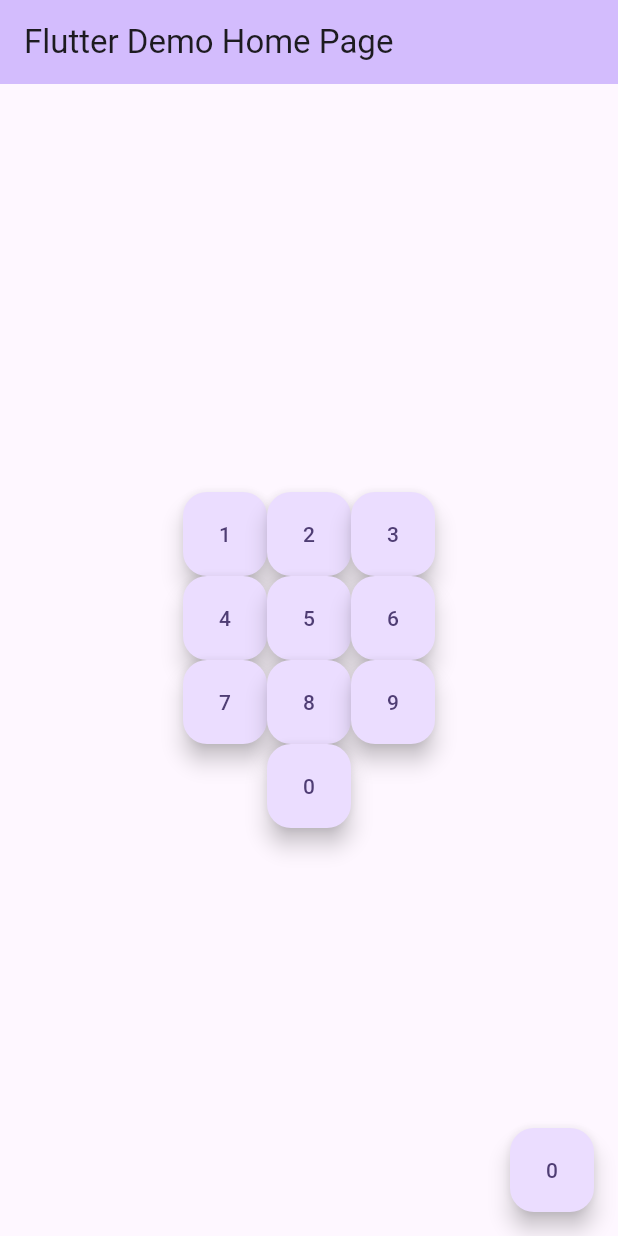
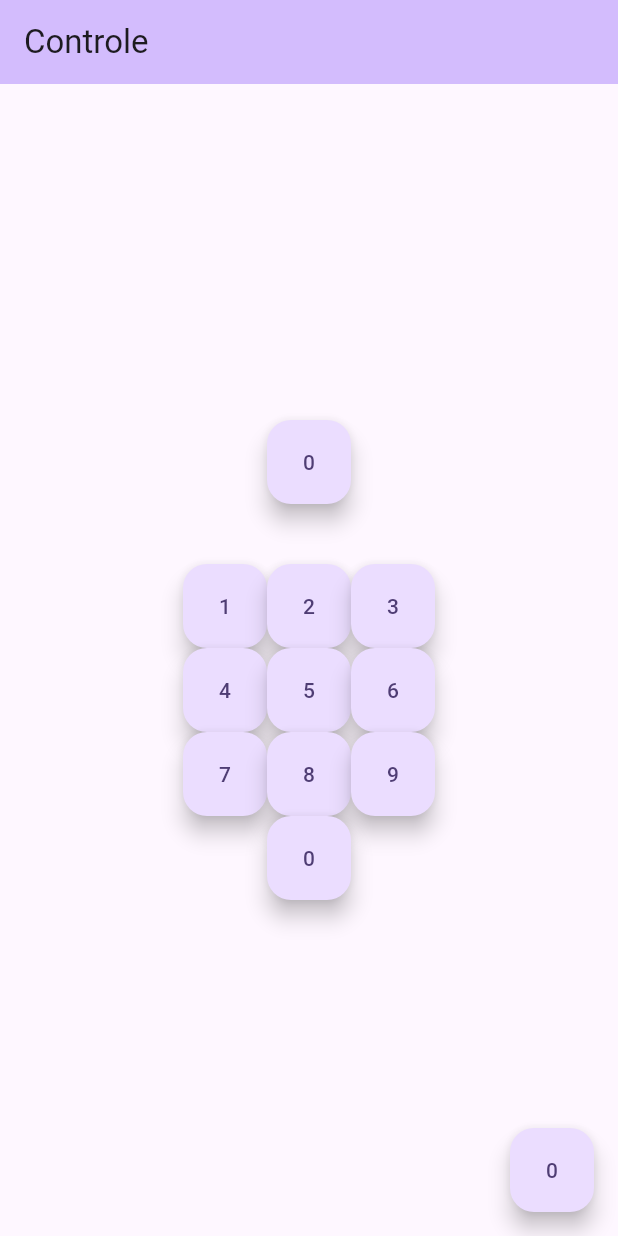
Before and after one commit to AndyReckt/flutter-eval-1, a Flutter app: the screen it shows after launch, on a phone screen of 412 x 824 dp. Run offline on Flutter 3.47's test engine with Material 2 defaults, Android fonts, the phone set to English and light mode, and no system bars.

Commit message:
feat: finish app, only styling left

```diff
--- /dev/null
+++ b/lib/composants/calc.dart
@@ -0,0 +1,59 @@
+import 'package:test_1/composants/intbutton.dart';
+import 'package:flutter/material.dart';
+
+class Calc {
+  Calc({required this.numi, required this.changeNumber});
+
+  Function changeNumber;
+  final String numi;
+
+  Center get() {
+    return Center(
+      child: Column(
+          mainAxisAlignment: MainAxisAlignment.center,
+          children: <Widget>[
+            Row(
+              mainAxisAlignment: MainAxisAlignment.center,
+              children: [
+                FloatingActionButton(
+                  onPressed: () {},
+                  tooltip: "Number",
+                  child: Text(numi.toString()),
+                )
+              ],
+            ),
+            const Text(" \n "),
+            Row(
+              mainAxisAlignment: MainAxisAlignment.center,
+              children: [
+                IntButton(number: 1, changeNumber: changeNumber).getButton(),
+                IntButton(number: 2, changeNumber: changeNumber).getButton(),
+                IntButton(number: 3, changeNumber: changeNumber).getButton(),
+              ],
+            ),
+            Row(
+              mainAxisAlignment: MainAxisAlignment.center,
+              children: [
+                IntButton(number: 4, changeNumber: changeNumber).getButton(),
+                IntButton(number: 5, changeNumber: changeNumber).getButton(),
+                IntButton(number: 6, changeNumber: changeNumber).getButton(),
+              ],
+            ),
+            Row(
+              mainAxisAlignment: MainAxisAlignment.center,
+              children: [
+                IntButton(number: 7, changeNumber: changeNumber).getButton(),
+                IntButton(number: 8, changeNumber: changeNumber).getButton(),
+                IntButton(number: 9, changeNumber: changeNumber).getButton(),
+              ],
+            ),
+            Row(
+              mainAxisAlignment: MainAxisAlignment.center,
+              children: [
+                IntButton(number: 0, changeNumber: changeNumber).getButton(),
+              ],
+            )
+          ]),
+    );
+  }
+}
--- a/lib/composants/home.dart
+++ b/lib/composants/home.dart
@@ -1,5 +1,5 @@
-import 'package:test_1/composants/intbutton.dart';
 import 'package:flutter/material.dart';
+import 'package:test_1/composants/calc.dart';
 
 class HomeComponent extends StatefulWidget {
   const HomeComponent(
@@ -13,12 +13,22 @@ class HomeComponent extends StatefulWidget {
 }
 
 class _HomeComponentState extends State<HomeComponent> {
+  bool isCalc = true;
   String numi = "0";
 
   void changeNumber(int to) {
     setState(() {
       numi = to.toString();
     });
+  }
+
+  Widget getBody(bool calc) {
+    if (calc) {
+      return Calc(numi: numi, changeNumber: changeNumber).get();
+    } else {
+      return Image.network(
+          "https://media.tenor.com/JvArM7ZO5JIAAAAM/bavatogay-ricardo-milos.gif");
+    }
   }
 
   @override
@@ -28,47 +38,15 @@ class _HomeComponentState extends State<HomeComponent> {
           backgroundColor: Theme.of(context).colorScheme.inversePrimary,
           title: Text(widget.title),
         ),
-      body: Center(
-        child: Column(
-            mainAxisAlignment: MainAxisAlignment.center,
-            children: <Widget>[
-              Row(
-                mainAxisAlignment: MainAxisAlignment.center,
-                children: [
-                  IntButton(number: 1, changeNumber: changeNumber).getButton(),
-                  IntButton(number: 2, changeNumber: changeNumber).getButton(),
-                  IntButton(number: 3, changeNumber: changeNumber).getButton(),
-                ],
-              ),
-              Row(
-                mainAxisAlignment: MainAxisAlignment.center,
-                children: [
-                  IntButton(number: 4, changeNumber: changeNumber).getButton(),
-                  IntButton(number: 5, changeNumber: changeNumber).getButton(),
-                  IntButton(number: 6, changeNumber: changeNumber).getButton(),
-                ],
-              ),
-              Row(
-                mainAxisAlignment: MainAxisAlignment.center,
-                children: [
-                  IntButton(number: 7, changeNumber: changeNumber).getButton(),
-                  IntButton(number: 8, changeNumber: changeNumber).getButton(),
-                  IntButton(number: 9, changeNumber: changeNumber).getButton(),
-                ],
-              ),
-              Row(
-                mainAxisAlignment: MainAxisAlignment.center,
-                children: [
-                  IntButton(number: 0, changeNumber: changeNumber).getButton(),
-                ],
-              )
-            ]),
-      ),
+        body: getBody(isCalc),
         floatingActionButton: FloatingActionButton(
-        onPressed: () {},
+          onPressed: () => {
+            setState(() {
+              isCalc = !isCalc;
+            })
+          },
           tooltip: 'Increment',
           child: Text(numi.toString()),
-      ),
-    );
+        ));
   }
 }
--- a/lib/main.dart
+++ b/lib/main.dart
@@ -12,13 +12,13 @@ class MyApp extends StatelessWidget {
   Widget build(BuildContext context) {
     return MaterialApp(
       debugShowCheckedModeBanner: false,
-      title: 'Flutter Demo',
+      title: 'Controle',
       theme: ThemeData(
         colorScheme: ColorScheme.fromSeed(seedColor: Colors.deepPurple),
         useMaterial3: true,
       ),
       home: const HomeComponent(
-        title: 'Flutter Demo Home Page',
+        title: 'Controle',
         description: "zzz",
       ),
     );
```
Lines whose indentation alone changed are shown as unchanged.
